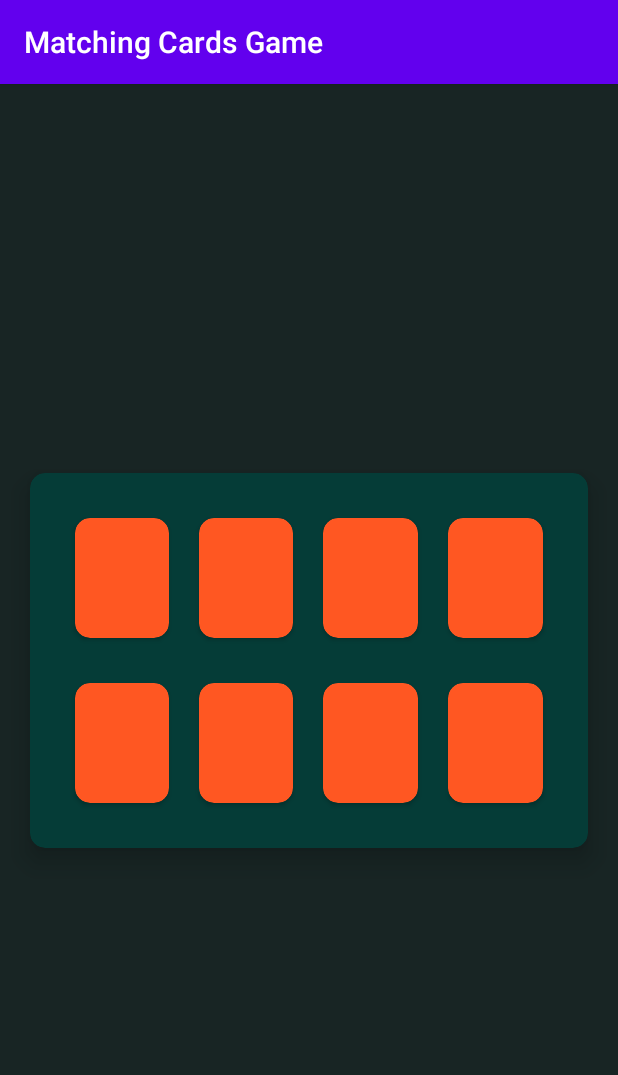
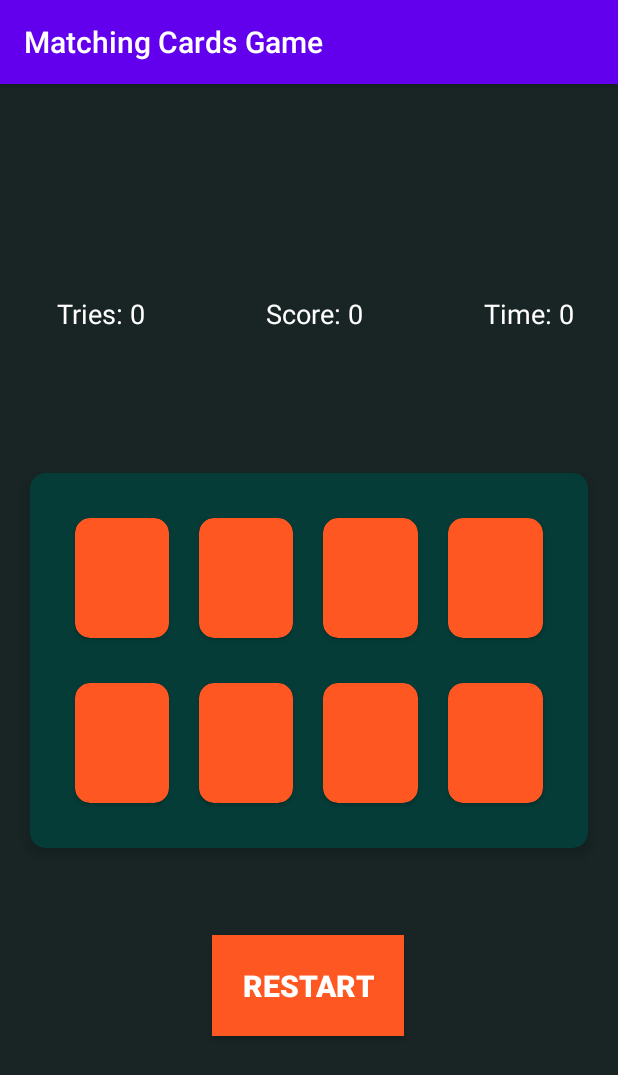
Before and after one commit to AhmadMamduhh/Matching_Cards_Game_Application, an Android app: the screen it shows after launch (MainActivity), on a phone screen of 412 x 824 dp. Shown: the top 1075 px of the screen. Run offline under Robolectric (Android 15) with nearby library versions, the light colour scheme and no system bars.

Commit message:
Designed an initial layout for the game.

```diff
--- a/app/src/main/res/layout/activity_main.xml
+++ b/app/src/main/res/layout/activity_main.xml
@@ -8,26 +8,27 @@
     android:background="#182524">
 
     <androidx.cardview.widget.CardView
+        android:id="@+id/cardView"
         android:layout_width="match_parent"
         android:layout_height="250dp"
         android:layout_marginStart="20dp"
         android:layout_marginEnd="20dp"
+        android:backgroundTint="#053C37"
         android:padding="20dp"
-        android:backgroundTint="#053C37"
-        app:cardElevation="10dp"
         app:cardCornerRadius="10dp"
+        app:cardElevation="5dp"
         app:layout_constraintBottom_toBottomOf="parent"
         app:layout_constraintEnd_toEndOf="parent"
         app:layout_constraintHorizontal_bias="0.0"
         app:layout_constraintStart_toStartOf="parent"
-        app:layout_constraintTop_toTopOf="parent" >
+        app:layout_constraintTop_toTopOf="parent">
 
         <LinearLayout
-            android:padding="20dp"
             android:layout_width="match_parent"
             android:layout_height="match_parent"
+            android:background="@android:color/transparent"
             android:orientation="vertical"
-            android:background="@android:color/transparent">
+            android:padding="20dp">
 
             <LinearLayout
                 android:layout_width="match_parent"
@@ -36,83 +37,83 @@
 
                 <androidx.cardview.widget.CardView
                     android:layout_width="0dp"
+                    android:layout_height="80dp"
+                    android:layout_margin="10dp"
                     android:layout_weight="1"
-                android:layout_height="80dp"
                     android:backgroundTint="#FF5722"
-                app:cardCornerRadius="10dp"
                     android:elevation="6dp"
-                android:layout_margin="10dp"/>
+                    app:cardCornerRadius="10dp" />
 
                 <androidx.cardview.widget.CardView
                     android:layout_width="0dp"
+                    android:layout_height="80dp"
+                    android:layout_margin="10dp"
                     android:layout_weight="1"
-                android:layout_height="80dp"
                     android:backgroundTint="#FF5722"
-                app:cardCornerRadius="10dp"
                     android:elevation="6dp"
-                android:layout_margin="10dp"/>
+                    app:cardCornerRadius="10dp" />
 
                 <androidx.cardview.widget.CardView
                     android:layout_width="0dp"
+                    android:layout_height="80dp"
+                    android:layout_margin="10dp"
                     android:layout_weight="1"
-                android:layout_height="80dp"
                     android:backgroundTint="#FF5722"
-                app:cardCornerRadius="10dp"
                     android:elevation="6dp"
-                android:layout_margin="10dp"/>
+                    app:cardCornerRadius="10dp" />
 
                 <androidx.cardview.widget.CardView
                     android:layout_width="0dp"
+                    android:layout_height="80dp"
+                    android:layout_margin="10dp"
                     android:layout_weight="1"
-                android:layout_height="80dp"
                     android:backgroundTint="#FF5722"
-                app:cardCornerRadius="10dp"
                     android:elevation="6dp"
-                android:layout_margin="10dp"/>
+                    app:cardCornerRadius="10dp" />
 
             </LinearLayout>
 
             <LinearLayout
                 android:layout_width="match_parent"
-                android:orientation="horizontal"
                 android:layout_height="wrap_content"
-                android:layout_marginTop="10dp">
+                android:layout_marginTop="10dp"
+                android:orientation="horizontal">
 
                 <androidx.cardview.widget.CardView
                     android:layout_width="0dp"
+                    android:layout_height="80dp"
+                    android:layout_margin="10dp"
                     android:layout_weight="1"
-                    android:layout_height="80dp"
                     android:backgroundTint="#FF5722"
-                    app:cardCornerRadius="10dp"
                     android:elevation="6dp"
-                    android:layout_margin="10dp"/>
+                    app:cardCornerRadius="10dp" />
 
                 <androidx.cardview.widget.CardView
                     android:layout_width="0dp"
+                    android:layout_height="80dp"
+                    android:layout_margin="10dp"
                     android:layout_weight="1"
-                    android:layout_height="80dp"
                     android:backgroundTint="#FF5722"
-                    app:cardCornerRadius="10dp"
                     android:elevation="6dp"
-                    android:layout_margin="10dp"/>
+                    app:cardCornerRadius="10dp" />
 
                 <androidx.cardview.widget.CardView
                     android:layout_width="0dp"
+                    android:layout_height="80dp"
+                    android:layout_margin="10dp"
                     android:layout_weight="1"
-                    android:layout_height="80dp"
                     android:backgroundTint="#FF5722"
-                    app:cardCornerRadius="10dp"
                     android:elevation="6dp"
-                    android:layout_margin="10dp"/>
+                    app:cardCornerRadius="10dp" />
 
                 <androidx.cardview.widget.CardView
                     android:layout_width="0dp"
+                    android:layout_height="80dp"
+                    android:layout_margin="10dp"
                     android:layout_weight="1"
-                    android:layout_height="80dp"
                     android:backgroundTint="#FF5722"
-                    app:cardCornerRadius="10dp"
                     android:elevation="6dp"
-                    android:layout_margin="10dp"/>
+                    app:cardCornerRadius="10dp" />
 
 
             </LinearLayout>
@@ -122,4 +123,65 @@
 
 
     </androidx.cardview.widget.CardView>
+
+    <Button
+        android:id="@+id/restartBtn"
+        android:layout_width="wrap_content"
+        android:layout_height="wrap_content"
+        android:text="@string/restart"
+        android:background="#FF5722"
+        android:textSize="20sp"
+        android:textStyle="bold"
+        android:padding="20dp"
+        android:textColor="#fff"
+        app:layout_constraintBottom_toBottomOf="parent"
+        app:layout_constraintEnd_toEndOf="parent"
+        app:layout_constraintHorizontal_bias="0.498"
+        app:layout_constraintStart_toStartOf="parent"
+        app:layout_constraintTop_toBottomOf="@+id/cardView"
+        app:layout_constraintVertical_bias="0.302" />
+
+    <TextView
+        android:id="@+id/triesTextView"
+        android:layout_width="wrap_content"
+        android:layout_height="wrap_content"
+        android:text="@string/tries_0"
+        android:textColor="#fff"
+        android:textSize="18sp"
+        app:layout_constraintBottom_toTopOf="@+id/cardView"
+        app:layout_constraintEnd_toEndOf="parent"
+        app:layout_constraintHorizontal_bias="0.107"
+        app:layout_constraintStart_toStartOf="parent"
+        app:layout_constraintTop_toTopOf="parent"
+        app:layout_constraintVertical_bias="0.599" />
+
+    <TextView
+        android:id="@+id/scoreTextView"
+        android:layout_width="wrap_content"
+        android:layout_height="wrap_content"
+        android:layout_marginStart="80dp"
+        android:text="@string/score_0"
+        android:textColor="#fff"
+        android:textSize="18sp"
+        app:layout_constraintBottom_toTopOf="@+id/cardView"
+        app:layout_constraintEnd_toEndOf="parent"
+        app:layout_constraintHorizontal_bias="0.0"
+        app:layout_constraintStart_toEndOf="@+id/triesTextView"
+        app:layout_constraintTop_toTopOf="parent"
+        app:layout_constraintVertical_bias="0.599" />
+
+    <TextView
+        android:id="@+id/timeTextView"
+        android:layout_width="wrap_content"
+        android:layout_height="wrap_content"
+        android:text="@string/time_0"
+        android:textColor="#fff"
+        android:textSize="18sp"
+        app:layout_constraintBottom_toTopOf="@+id/cardView"
+        app:layout_constraintEnd_toEndOf="parent"
+        app:layout_constraintHorizontal_bias="0.732"
+        app:layout_constraintStart_toEndOf="@+id/scoreTextView"
+        app:layout_constraintTop_toTopOf="parent"
+        app:layout_constraintVertical_bias="0.599" />
+
 </androidx.constraintlayout.widget.ConstraintLayout>
--- a/app/src/main/res/values/strings.xml
+++ b/app/src/main/res/values/strings.xml
@@ -1,3 +1,7 @@
 <resources>
     <string name="app_name">Matching Cards Game</string>
+    <string name="restart">RESTART</string>
+    <string name="tries_0">Tries: 0</string>
+    <string name="score_0">Score: 0</string>
+    <string name="time_0">Time: 0</string>
 </resources>
```
Lines whose indentation alone changed are shown as unchanged.
